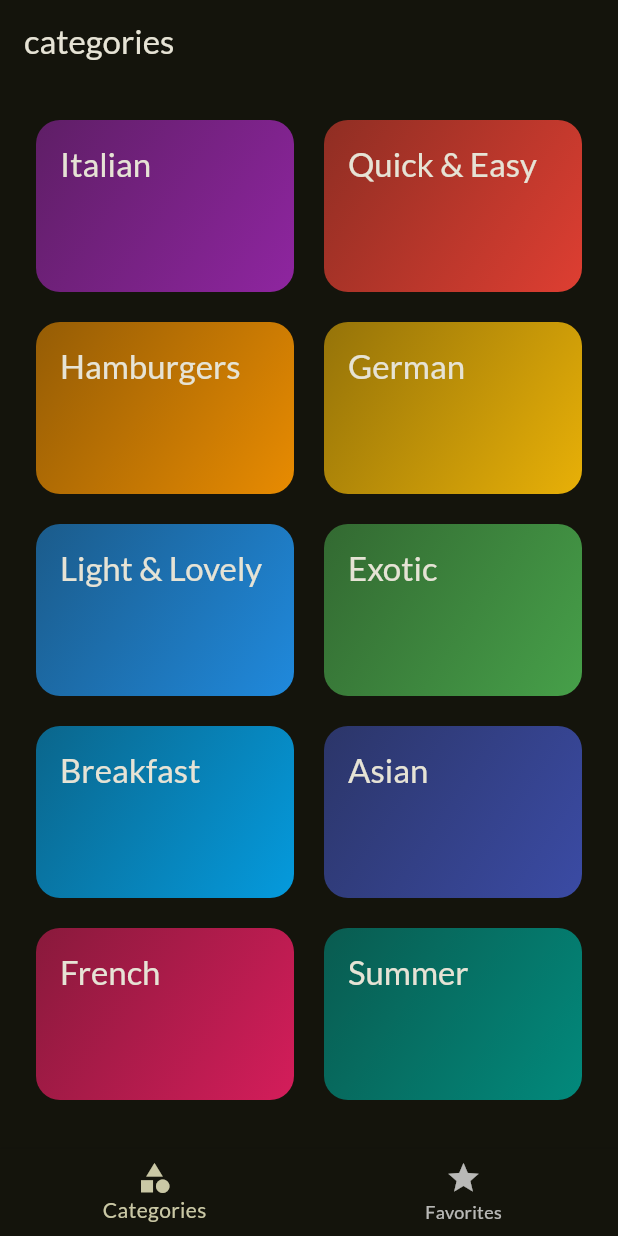
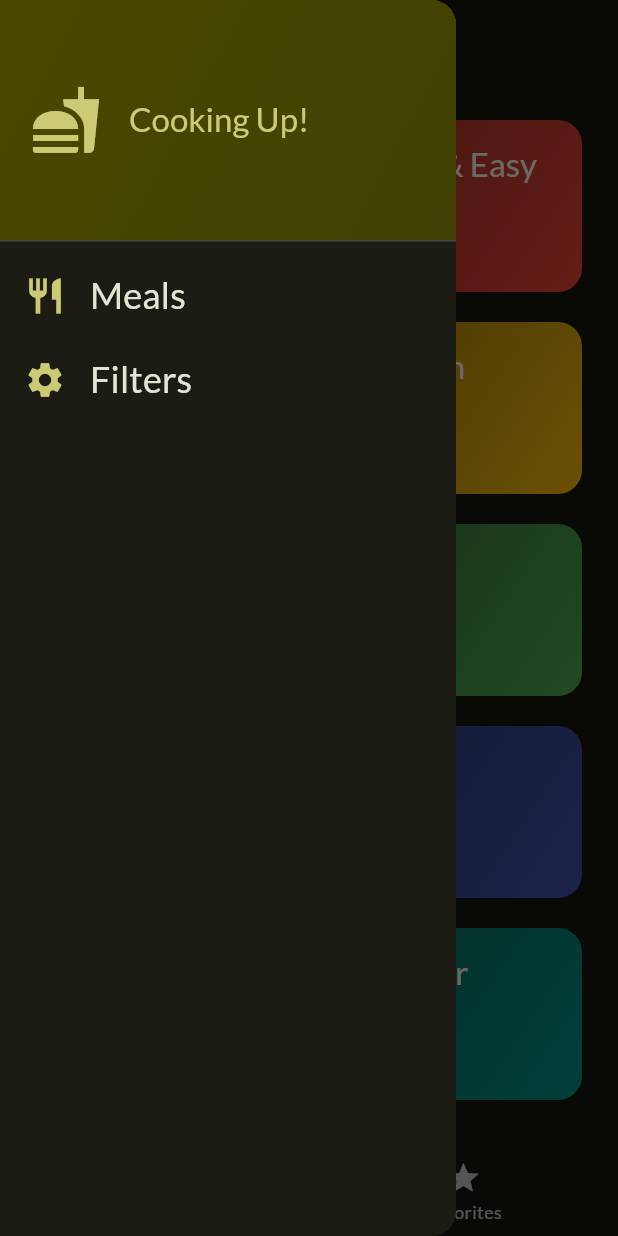
Before and after one commit to harshadatta099/Meals-App-flutter, a Flutter app: the screen it shows after launch, with the side drawer open (before the commit the screen has no drawer), on a phone screen of 412 x 824 dp. Run offline on Flutter 3.47's test engine with Material 2 defaults, Android fonts, the phone set to English and light mode, and no system bars; our stand-ins replace google_fonts, transparent_image.

```diff
--- a/lib/main.dart
+++ b/lib/main.dart
@@ -1,16 +1,13 @@
 import 'package:flutter/material.dart';
 import 'package:google_fonts/google_fonts.dart';
-import 'package:mealsapp/data/dummy_data.dart';
-import 'package:mealsapp/screens/meals.dart';
 import 'package:mealsapp/screens/tabs.dart';
 
-import 'screens/categories.dart';
 
 final theme = ThemeData(
   useMaterial3: true,
   colorScheme: ColorScheme.fromSeed(
     brightness: Brightness.dark,
-    seedColor: Color.fromARGB(255, 313, 57, 0),
+    seedColor: const Color.fromARGB(255, 313, 57, 0),
   ),
   textTheme: GoogleFonts.latoTextTheme(),
 );
--- a/lib/screens/categories.dart
+++ b/lib/screens/categories.dart
@@ -1,22 +1,25 @@
 import 'package:flutter/material.dart';
 
 import '../data/dummy_data.dart';
+import '../models/meal.dart';
 import '../widgets/category_grid_item.dart';
 import '../models/category.dart';
 import 'meals.dart';
 
 class CategoriesScreen extends StatelessWidget {
-  const CategoriesScreen({super.key});
-
+  const CategoriesScreen({super.key, required this.ontoggleFavorite});
+ final void Function(Meal meal) ontoggleFavorite;
   void _selectCateogry(BuildContext context, CategoryM category) {
     final filteredList = dummyMeals
         .where((meal) => meal.categories.contains(category.id))
         .toList();
 
+
     Navigator.of(context).push(MaterialPageRoute(
       builder: (_) => MealsScreen(
         title: category.title,
         meals: filteredList,
+        ontoggleFavorite: ontoggleFavorite
       ),
     ));
   }
--- a/lib/screens/meals.dart
+++ b/lib/screens/meals.dart
@@ -5,15 +5,17 @@ import 'package:mealsapp/widgets/meal_item.dart';
 import '../models/meal.dart';
 
 class MealsScreen extends StatelessWidget {
-  const MealsScreen({Key? key, this.title, required this.meals})
+  const MealsScreen({Key? key, this.title, required this.meals, required this.ontoggleFavorite})
       : super(key: key);
   final String? title;
   final List<Meal> meals;
+  final void Function(Meal meal) ontoggleFavorite;
 
   void selectMeal(BuildContext context, Meal meal) {
     Navigator.of(context).push(MaterialPageRoute(
         builder: (_) => MealDetailsScreen(
               meal: meal,
+              ontoggleFavorite: ontoggleFavorite,
             )));
   }
 
--- a/lib/screens/tabs.dart
+++ b/lib/screens/tabs.dart
@@ -1,6 +1,9 @@
 import 'package:flutter/material.dart';
+import 'package:mealsapp/models/meal.dart';
 import 'package:mealsapp/screens/categories.dart';
+import 'package:mealsapp/screens/filters.dart';
 import 'package:mealsapp/screens/meals.dart';
+import 'package:mealsapp/widgets/main_drawer.dart';
 
 class TabsScreen extends StatefulWidget {
   const TabsScreen({super.key});
@@ -11,6 +14,28 @@ class TabsScreen extends StatefulWidget {
 
 class _TabsScreenState extends State<TabsScreen> {
   int _selectedPageIndex = 0;
+  final List<Meal> _favoriteMeals = [];
+
+  void _showInfoMessage(String message) {
+    ScaffoldMessenger.of(context).clearSnackBars();
+    ScaffoldMessenger.of(context).showSnackBar(SnackBar(
+      content: Text(message),
+      duration: const Duration(seconds: 2),
+    ));
+  }
+
+  void _toggleMealFavoriteStatus(Meal meal) {
+    final isExisting = _favoriteMeals.contains(meal);
+    setState(() {
+      if (isExisting) {
+        _favoriteMeals.remove(meal);
+        _showInfoMessage('Removed from favorites');
+      } else {
+        _favoriteMeals.add(meal);
+        _showInfoMessage('Added to favorites');
+      }
+    });
+  }
 
   void _selectPage(int index) {
     setState(() {
@@ -18,30 +43,49 @@ class _TabsScreenState extends State<TabsScreen> {
     });
   }
 
+  void _setScreen(String identifier) async {
+    Navigator.of(context).pop();
+
+    if (identifier == 'filters') {
+      final result = await Navigator.of(context).push<Map<Filter, bool>>(
+        MaterialPageRoute(
+          builder: (_) => const FlitersScreen(),
+        ),
+      );
+      if (result != null) {
+        setState(() {
+        });
+      }
+    }
+  }
+
   var activePageTitle = 'categories';
   @override
   Widget build(BuildContext context) {
-    Widget activePage = const CategoriesScreen();
+    Widget activePage =
+        CategoriesScreen(ontoggleFavorite: _toggleMealFavoriteStatus);
     if (_selectedPageIndex == 1) {
-      activePage = const MealsScreen(
-        meals: [],
+      activePage = MealsScreen(
+        meals: _favoriteMeals,
+        ontoggleFavorite: _toggleMealFavoriteStatus,
       );
       activePageTitle = 'Your Favorites';
     }
 
     return Scaffold(
         appBar: AppBar(title: Text(activePageTitle)),
+        drawer: MainDrawer(onSelectScreen: _setScreen),
         body: activePage,
         bottomNavigationBar: BottomNavigationBar(
           onTap: _selectPage,
           currentIndex: _selectedPageIndex,
           items: const [
             BottomNavigationBarItem(
-              icon: const Icon(Icons.category),
+              icon: Icon(Icons.category),
               label: 'Categories',
             ),
             BottomNavigationBarItem(
-              icon: const Icon(Icons.star),
+              icon: Icon(Icons.star),
               label: 'Favorites',
             ),
           ],
--- /dev/null
+++ b/lib/widgets/main_drawer.dart
@@ -0,0 +1,70 @@
+import 'package:flutter/material.dart';
+
+class MainDrawer extends StatelessWidget {
+  const MainDrawer({super.key, required this.onSelectScreen});
+  final void Function(String identifier) onSelectScreen;
+  @override
+  Widget build(BuildContext context) {
+    return Drawer(
+      child: Column(
+        children: [
+          DrawerHeader(
+            padding: const EdgeInsets.all(20),
+            decoration: BoxDecoration(
+              gradient: LinearGradient(
+                colors: [
+                  Theme.of(context).colorScheme.primaryContainer,
+                  Theme.of(context)
+                      .colorScheme
+                      .primaryContainer
+                      .withOpacity(0.8),
+                ],
+                begin: Alignment.topLeft,
+                end: Alignment.bottomRight,
+              ),
+            ),
+            child: Row(
+              children: [
+                Icon(Icons.fastfood,
+                    size: 48, color: Theme.of(context).colorScheme.primary),
+                const SizedBox(width: 18),
+                Text("Cooking Up!",
+                    style: Theme.of(context).textTheme.titleLarge!.copyWith(
+                        color: Theme.of(context).colorScheme.primary)),
+              ],
+            ),
+          ),
+          // const SizedBox(height: 20),
+          ListTile(
+            leading: Icon(Icons.restaurant,
+                size: 28, color: Theme.of(context).colorScheme.primary),
+            title: Text(
+              'Meals',
+              style: Theme.of(context).textTheme.titleSmall!.copyWith(
+                    color: Theme.of(context).colorScheme.onBackground,
+                    fontSize: 24,
+                  ),
+            ),
+            onTap: () {
+              onSelectScreen('meals');
+            },
+          ),
+          ListTile(
+            leading: Icon(Icons.settings,
+                size: 28, color: Theme.of(context).colorScheme.primary),
+            title: Text(
+              'Filters',
+              style: Theme.of(context).textTheme.titleSmall!.copyWith(
+                    color: Theme.of(context).colorScheme.onBackground,
+                    fontSize: 24,
+                  ),
+            ),
+            onTap: () {
+              onSelectScreen('filters');
+            },
+          ),
+        ],
+      ),
+    );
+  }
+}
```
Also changed, not shown: lib/screens/filters.dart (added, +151 -0 lines), lib/screens/meal_details.dart (+10 -2 lines).
